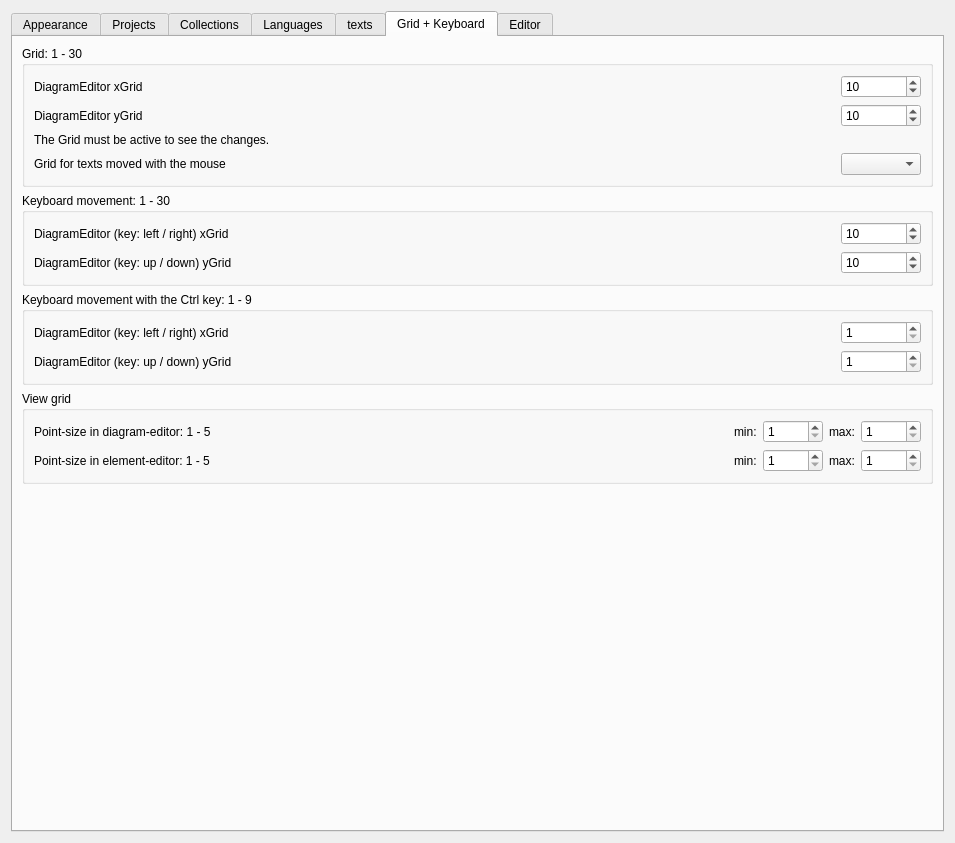
This is sources/ui/configpage/generalconfigurationpage.ui in qelectrotech/qelectrotech-source-mirror as Qt 5 draws it before an edit. The edited form follows.
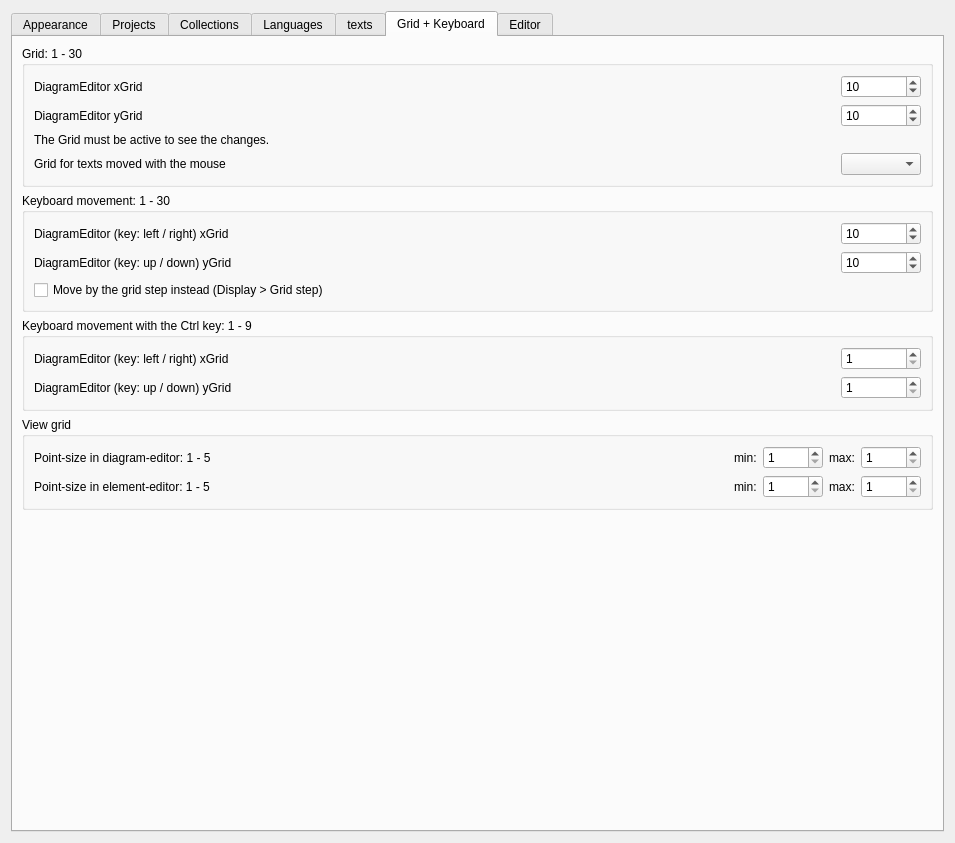
This is the edited form. The open tabs and pages were chosen to show the change. Custom widgets are drawn as their Qt base class.

Commit message: Arrow keys: the crosshair on a steady point, and the grid step if wanted

```diff
--- a/sources/ui/configpage/generalconfigurationpage.ui
+++ b/sources/ui/configpage/generalconfigurationpage.ui
@@ -1507,6 +1507,13 @@
             </property>
            </widget>
           </item>
+          <item row="2" column="0" colspan="3">
+           <widget class="QCheckBox" name="m_key_follows_grid_cb">
+            <property name="text">
+             <string>Move by the grid step instead (Display &gt; Grid step)</string>
+            </property>
+           </widget>
+          </item>
           <item row="0" column="1">
            <spacer name="horizontalSpacer_5">
             <property name="orientation">
```
Left out of the diff: 1 changed line with no effect on the pictures. The commit also changes 5 other files.
